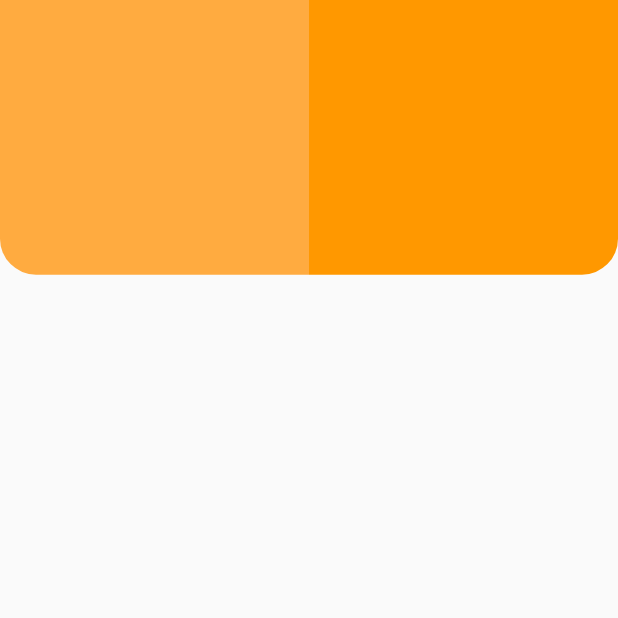
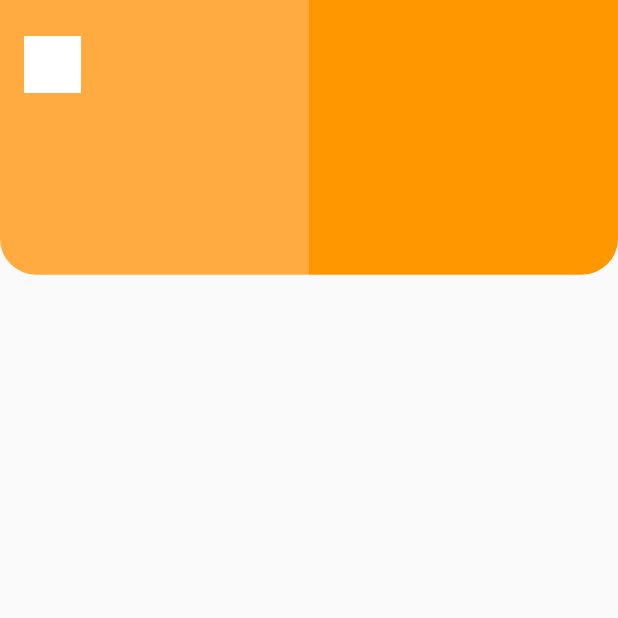
Before and after one commit to JAICHANGPARK/flutter_notebook_the_third_story, a Flutter app: the screen it shows after launch, on a phone screen of 412 x 824 dp, the top half of it. Run offline on Flutter 3.47's test engine with Material 2 defaults, Android fonts, the phone set to English and light mode, and no system bars; our stand-ins replace badges, dotted_border, fl_chart, google_fonts, page_transition, percent_indicator.

Commit message:
Update main_page.dart

```diff
--- a/lib/profile_concept_app/main_page.dart
+++ b/lib/profile_concept_app/main_page.dart
@@ -25,12 +25,30 @@ class MainPage extends StatelessWidget {
                 children: <Widget>[
                   Expanded(
                     child: Container(
+                      height: double.infinity,
                       decoration: BoxDecoration(
                         color: Colors.orangeAccent,
                         borderRadius: BorderRadius.only(
                           bottomLeft: Radius.circular(24),
                         ),
                       ),
+                      child: Stack(
+                        children: <Widget>[
+                          Positioned(
+                            left: 16,
+                            top: 24,
+                            child: Container(
+                              height: 38,
+                              width: 38,
+                              decoration: BoxDecoration(
+                                color: Colors.white,
+
+                              ),
+                            ),
+                          )
+                        ],
+                      ),
+
                     ),
                   ),
                   Expanded(
```
